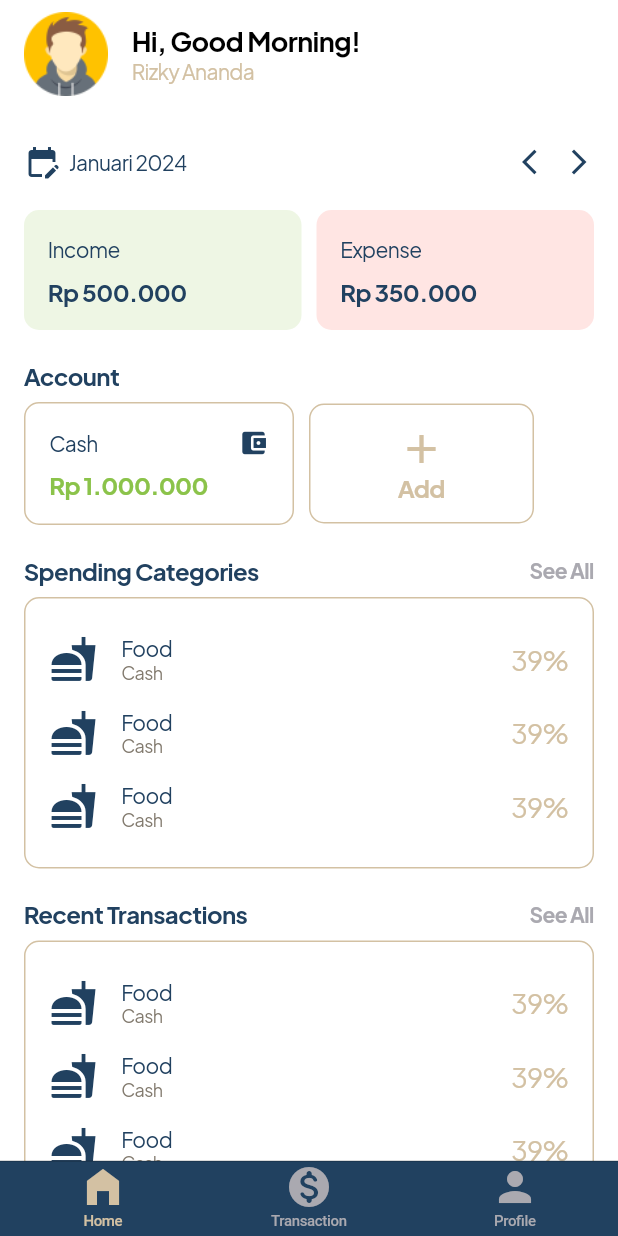
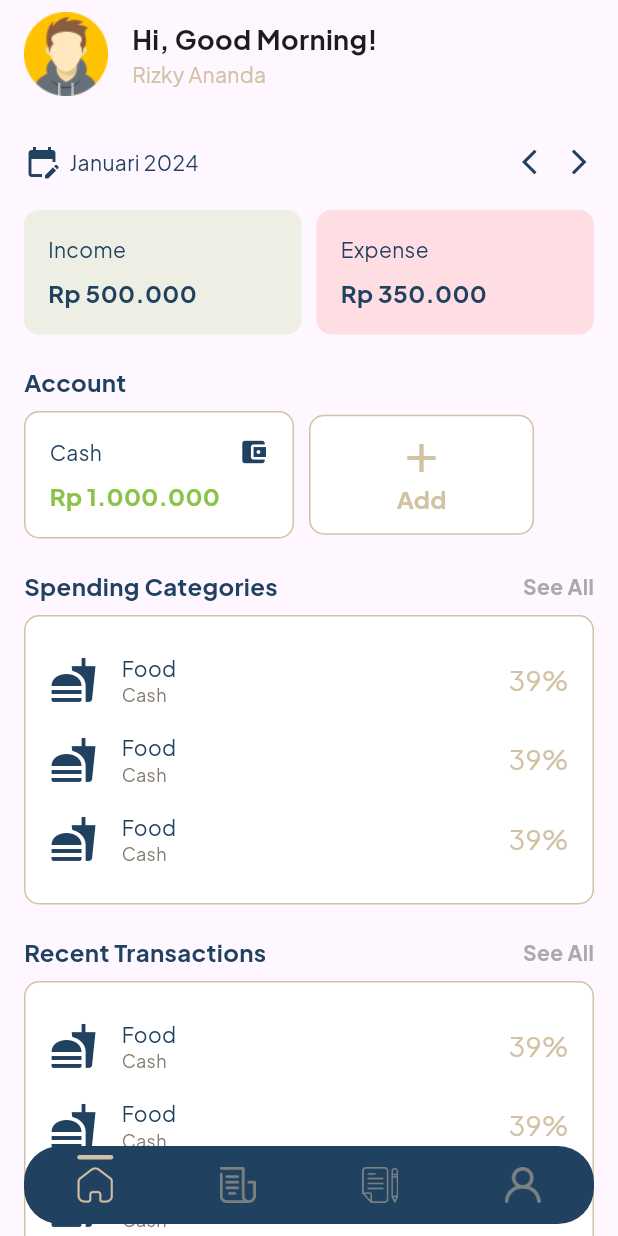
Before and after one commit to ekyrizky/savvy-stash, a Flutter app: the screen it shows after launch, on a phone screen of 412 x 824 dp. Run offline on Flutter 3.47's test engine with Material 3 defaults, Android fonts, the phone set to English and light mode, and no system bars; our stand-ins replace get, google_fonts.

Commit message:
update bottom navigarion

```diff
--- /dev/null
+++ b/lib/data/models/tab_item.dart
@@ -0,0 +1,33 @@
+import 'package:flutter/material.dart';
+import 'package:savvy_stash/presentation/pages/custom_page.dart';
+import 'package:savvy_stash/presentation/pages/home_page.dart';
+
+class TabItem {
+  TabItem({
+    required this.icon,
+    required this.page,
+  });
+
+  UniqueKey? id = UniqueKey();
+  String icon;
+  Widget page;
+
+  static List<TabItem> tabItems = [
+    TabItem(
+      icon: 'assets/ic_home.png',
+      page: HomePage(),
+    ),
+    TabItem(
+      icon: 'assets/ic_transaction.png',
+      page: CustomPage(label: 'TRANSACTION'),
+    ),
+    TabItem(
+      icon: 'assets/ic_budget.png',
+      page: CustomPage(label: 'BUDGET'),
+    ),
+    TabItem(
+      icon: 'assets/ic_profile.png',
+      page: CustomPage(label: 'PROFILE'),
+    ),
+  ];
+}
--- a/lib/presentation/app.dart
+++ b/lib/presentation/app.dart
@@ -7,7 +7,8 @@ class App extends StatelessWidget {
 
   @override
   Widget build(BuildContext context) {
-    return const GetCupertinoApp(
+    return const GetMaterialApp(
+      debugShowCheckedModeBanner: false,
       initialRoute: '/',
       home: MainPage(),
     );
--- /dev/null
+++ b/lib/presentation/components/custom_tab_bar.dart
@@ -0,0 +1,83 @@
+import 'package:flutter/material.dart';
+import 'package:savvy_stash/app/theme/colors.dart';
+import 'package:savvy_stash/data/models/tab_item.dart';
+
+class CustomTabBar extends StatefulWidget {
+  const CustomTabBar({super.key, required this.onTabChange});
+
+  final Function(int tabIndex) onTabChange;
+
+  @override
+  State<CustomTabBar> createState() => _CustomTabBarState();
+}
+
+class _CustomTabBarState extends State<CustomTabBar> {
+  final List<TabItem> _icons = TabItem.tabItems;
+
+  int _selectedTab = 0;
+
+  void onTabPress(int index) {
+    if (_selectedTab != index) {
+      setState(() {
+        _selectedTab = index;
+      });
+      widget.onTabChange(index);
+    }
+  }
+
+  @override
+  Widget build(BuildContext context) {
+    return SafeArea(
+      child: Container(
+        clipBehavior: Clip.hardEdge,
+        margin: EdgeInsets.fromLTRB(16, 0, 16, 8),
+        decoration: BoxDecoration(
+          color: AppColors.kPrimaryColor,
+          borderRadius: BorderRadius.circular(24),
+        ),
+        child: Row(
+          children: List.generate(_icons.length, (index) {
+            TabItem icon = _icons[index];
+            return Expanded(
+              key: icon.id,
+              child: MaterialButton(
+                padding: EdgeInsets.all(12),
+                child: AnimatedOpacity(
+                  opacity: _selectedTab == index ? 1 : 0.5,
+                  duration: Duration(milliseconds: 200),
+                  child: Stack(
+                    clipBehavior: Clip.none,
+                    alignment: Alignment.center,
+                    children: [
+                      Positioned(
+                        top: -6,
+                        child: AnimatedContainer(
+                          duration: Duration(milliseconds: 200),
+                          width: _selectedTab == index ? 24 : 0,
+                          height: 3,
+                          decoration: BoxDecoration(
+                            color: AppColors.kSecondaryColor,
+                            borderRadius: BorderRadius.circular(2),
+                          ),
+                        ),
+                      ),
+                      Container(
+                        margin: EdgeInsets.all(2),
+                        height: 24,
+                        width: 24,
+                        child: Image.asset(_icons[index].icon),
+                      ),
+                    ],
+                  ),
+                ),
+                onPressed: () {
+                  onTabPress(index);
+                },
+              ),
+            );
+          }),
+        ),
+      ),
+    );
+  }
+}
--- a/lib/presentation/pages/home_page.dart
+++ b/lib/presentation/pages/home_page.dart
@@ -53,6 +53,7 @@ class HomePage extends StatelessWidget {
                   print('see all transaction click');
                 },
               ),
+              SizedBox(height: 56),
             ],
           ),
         ),
--- a/lib/presentation/pages/main_page.dart
+++ b/lib/presentation/pages/main_page.dart
@@ -1,34 +1,41 @@
-import 'package:flutter/cupertino.dart';
-import 'package:savvy_stash/app/theme/colors.dart';
-import 'package:savvy_stash/app/utils/page_type.dart';
-import 'package:savvy_stash/presentation/pages/custom_page.dart';
-import 'package:savvy_stash/presentation/pages/home_page.dart';
+import 'package:flutter/material.dart';
+import 'package:savvy_stash/data/models/tab_item.dart';
+import 'package:savvy_stash/presentation/components/custom_tab_bar.dart';
 
-class MainPage extends StatelessWidget {
+class MainPage extends StatefulWidget {
   const MainPage({super.key});
 
   @override
+  State<MainPage> createState() => _MainPageState();
+}
+
+class _MainPageState extends State<MainPage> {
+  late Widget _tabBody;
+
+  @override
+  void initState() {
+    _tabBody = TabItem.tabItems.first.page;
+    super.initState();
+  }
+
+  @override
   Widget build(BuildContext context) {
-    return CupertinoTabScaffold(
-      tabBar: CupertinoTabBar(
-        backgroundColor: AppColors.kPrimaryColor,
-        items: PageType.values
-            .map((e) => BottomNavigationBarItem(icon: e.icon, label: e.label))
-            .toList(),
-        inactiveColor: AppColors.kGrayColor,
-        activeColor: AppColors.kSecondaryColor,
+    return Scaffold(
+      body: Stack(
+        children: [
+          _tabBody,
+          Positioned(
+            bottom: 0,
+            left: 0,
+            right: 0,
+            child: CustomTabBar(onTabChange: (index) {
+              setState(() {
+                _tabBody = TabItem.tabItems[index].page;
+              });
+            }),
+          ),
+        ],
       ),
-      tabBuilder: (context, index) {
-        final type = PageType.values[index];
-        switch (type) {
-          case PageType.home:
-            return HomePage();
-          case PageType.transaction:
-            return CustomPage(label: 'Transaction');
-          case PageType.profile:
-            return CustomPage(label: 'Profile');
-        }
-      },
     );
   }
 }
```
Also changed, not shown: assets/ic_budget.png (added), assets/ic_home.png (added), assets/ic_profile.png (added), assets/ic_transaction.png (added).
